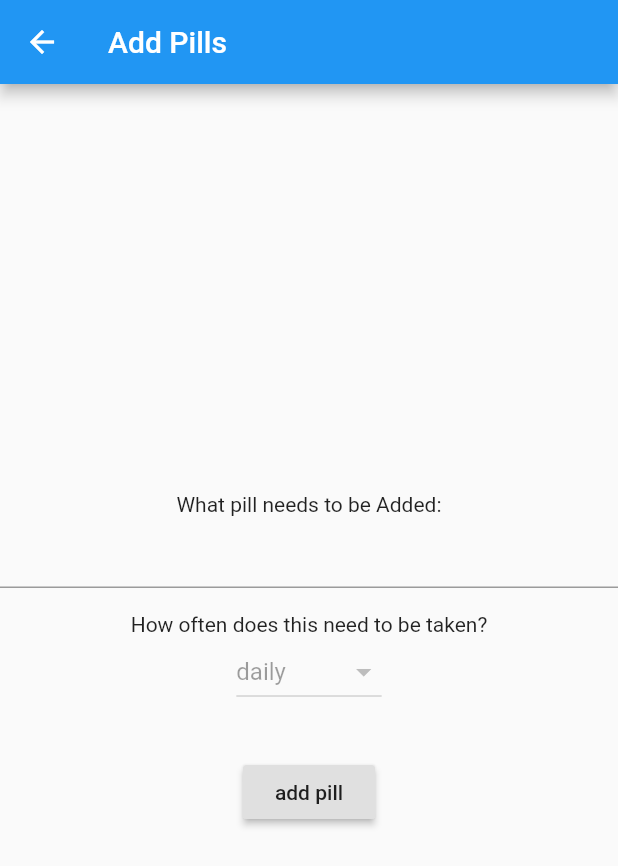
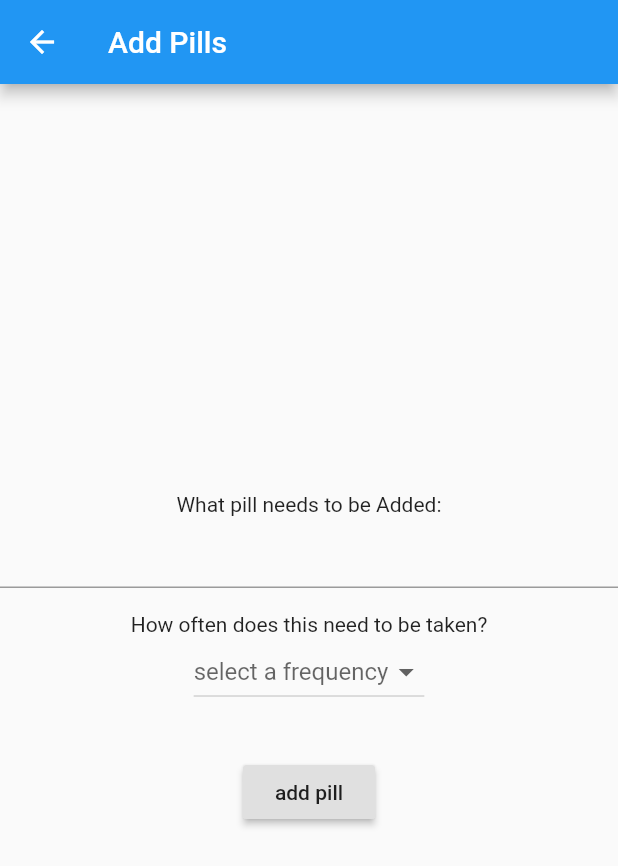
Before and after one commit to BraeWebb/mediroo, a Flutter app: the AddPillsPage screen opened directly, on a phone screen of 412 x 824 dp. Shown: the top 866 px of the screen. Run offline on Flutter 3.47's test engine with Material 2 defaults, Android fonts, the phone set to English and light mode, and no system bars; our stand-ins replace cloud_firestore, font_awesome_flutter; accounts and stored records are empty.

Commit message:
fixed up the add pill screen a bit

```diff
--- a/lib/src/model/pillbox/pillboxModel.dart
+++ b/lib/src/model/pillbox/pillboxModel.dart
@@ -58,6 +58,7 @@ class Pill {
 /// Represents a prescription of multiple pills
 class Prescription {
   Map<DateTime, Pill> pills; // a mapping of times to pill objects
+  double frequency;  // how many days per pill
   String desc; // the name/description of the pill to be taken
   String notes; // notes about the prescription left by the GP
 
--- a/lib/src/screens/addpills/addpills.dart
+++ b/lib/src/screens/addpills/addpills.dart
@@ -20,22 +20,25 @@ class _TempState extends State<AddPillsPage> {
   final String title = "Add Pills";
   static String tag = "Addpill";
 
-  List<DropdownMenuItem<Text>> items = new List<DropdownMenuItem<Text>>();
-  //BuildContext context;
+  List<DropdownMenuItem<double>> items = new List<DropdownMenuItem<double>>();
   Scaffold scaffold;
   ValueChanged<Text> val;
+  double frequency = 0.0;
   final pillFieldController = TextEditingController();
 
 
   bool _isFormComplete(){
-    //TODO
-    return false;
+    if (pillFieldController.text == "" || frequency == 0.0){
+      return false;
+    }
+    return true;
   }
 
   Prescription _getInfo(){
-    //TODO - get this working for the new pill class
     String pillName = pillFieldController.text;
-    return new Prescription(pillName);
+    var temp = new Prescription(pillName);
+    temp.frequency = frequency;
+    return temp;
   }
 
   void _addToDataBase(Prescription pill){
@@ -67,10 +70,10 @@ class _TempState extends State<AddPillsPage> {
   Widget build(BuildContext context) {
     // TODO: implement build
     //this.context = context.currentContext();
-    items = new List<DropdownMenuItem<Text>>();
-    items.add(new  DropdownMenuItem(child: new Text('daily')));
-    items.add(new  DropdownMenuItem(child: new Text('weekly')));
-    items.add(new  DropdownMenuItem(child: new Text('fortnightly')));
+    items = new List<DropdownMenuItem<double>>();
+    items.add(new  DropdownMenuItem(child: new Text('daily'), value: 1.0));
+    items.add(new  DropdownMenuItem(child: new Text('weekly'), value: 7.0));
+    items.add(new  DropdownMenuItem(child: new Text('fortnightly'), value: 14.0));
     return this.scaffold =  new Scaffold (
         appBar: new AppBar(
           title: new Text(title),
@@ -89,7 +92,15 @@ class _TempState extends State<AddPillsPage> {
                   '\nHow often does this need to be taken?'
               ),
               new DropdownButton(
-                  items: items, onChanged: val
+                value: frequency,
+                items: items,
+                hint: new Text("select a frequency"),
+                onChanged: (val) {
+                  frequency = val;
+                  setState(() {
+
+                  });
+                }
               ),
               new Text(
                   '\n'
```
